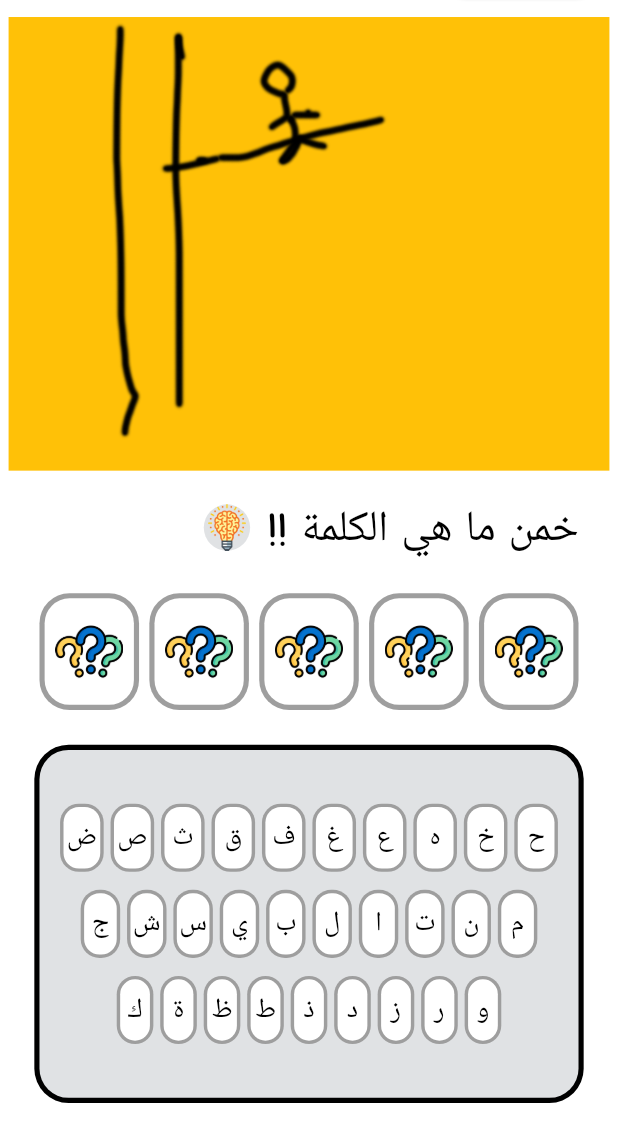
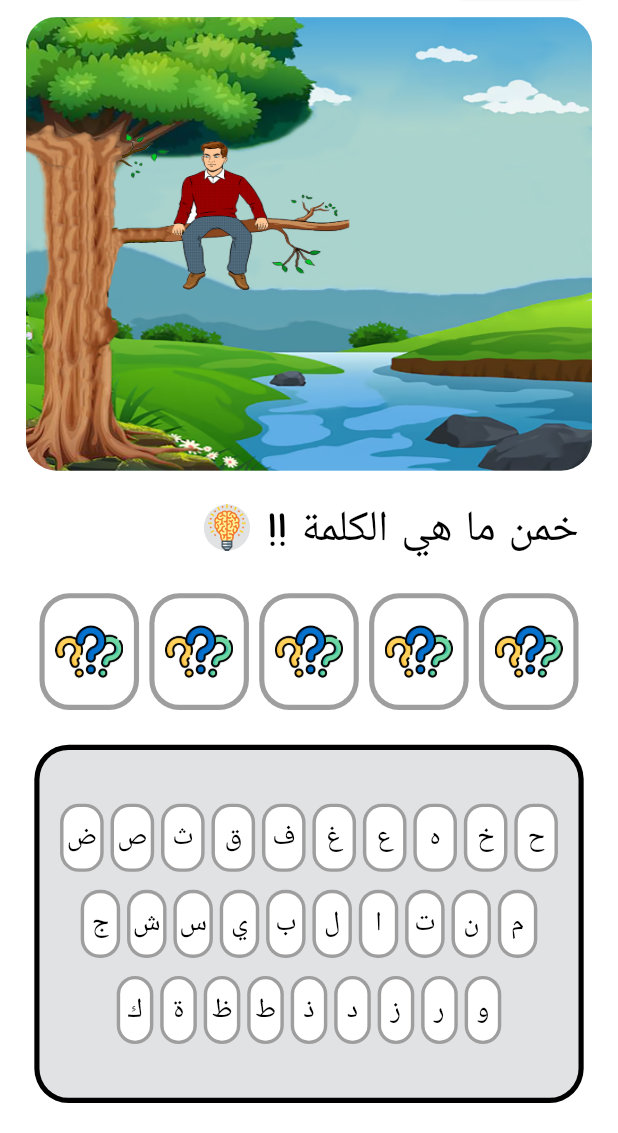
Before and after one commit to Mohand-2004/HANGMAN-Game, a Flutter app: the screen it shows after launch, on a phone screen of 412 x 824 dp, the part 103-1236 px from its top. Run offline on Flutter 3.47's test engine with Material 3 defaults, Android fonts, the phone set to English and light mode, and no system bars; our stand-ins replace audioplayers, flutter_screenutil.

Commit message:
modify stage image style

```diff
--- a/lib/screens/home_page.dart
+++ b/lib/screens/home_page.dart
@@ -131,9 +131,11 @@ class _HomePageState extends State<HomePage>{
                   // hangman image
                   Expanded(
                     child: Container(
+                      margin: EdgeInsets.symmetric(horizontal: 10.w),
                       decoration: BoxDecoration(
-                        color: Colors.amber,
+                        borderRadius: BorderRadius.circular(18.r),
                         image: DecorationImage(
+                          fit: BoxFit.fill,
                           image: AssetImage(coreController.currentStage!),
                         ),
                       ),
```
Also changed, not shown: assets/images/stage 1.png.
